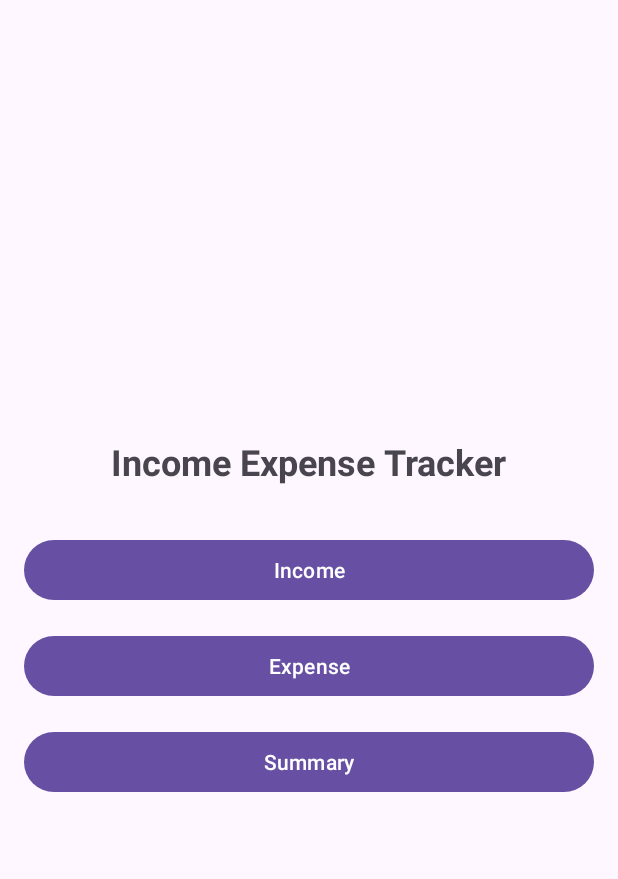
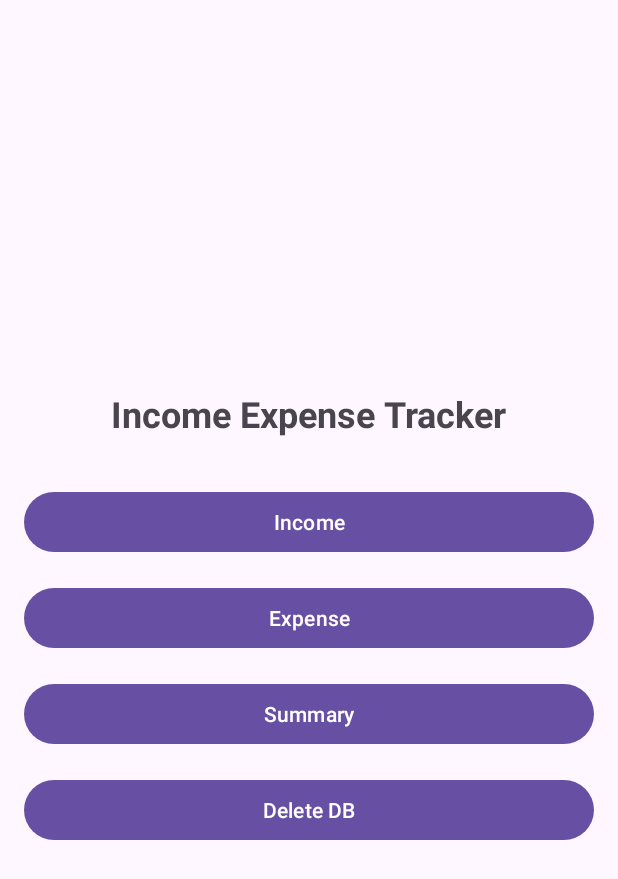
Before and after one commit to Yashwantoo7/income_expense_tracker, an Android app: the screen it shows after launch (HomeActivity), on a phone screen of 412 x 824 dp. Shown: the top 879 px of the screen. Run offline under Robolectric (Android 15) with nearby library versions, the phone set to English and light mode, and no system bars; our stand-ins replace Room's generated code.

Commit message:
Adding delete button for testing

```diff
--- a/app/src/main/java/com/example/incomeexpensetracker/App.kt
+++ b/app/src/main/java/com/example/incomeexpensetracker/App.kt
@@ -53,11 +53,10 @@ class App : Application() {
             }
         } else {
             Log.d(TAG, "Database already exists. No need to prepopulate.")
-//            deleteDatabase(this)
         }
     }
 
-    private fun deleteDatabase(context: Context) {
+    fun deleteDatabase(context: Context) {
         val dbFile = context.getDatabasePath("income_expense_tracker")
         if (dbFile.exists()) {
             val deleted = context.deleteDatabase("income_expense_tracker")
--- a/app/src/main/java/com/example/incomeexpensetracker/dao/TransactionDao.kt
+++ b/app/src/main/java/com/example/incomeexpensetracker/dao/TransactionDao.kt
@@ -22,7 +22,15 @@ interface TransactionDao {
     @Query("SELECT * FROM transactions ORDER BY date DESC")
     fun getAllTransactions(): Flow<List<TransactionEntity>>
 
+    @Query("SELECT * FROM transactions ORDER BY date DESC LIMIT 10")
+    fun getRecentTransactions(): Flow<List<TransactionEntity>>
+
     @Query("SELECT * FROM transactions WHERE category = :category ORDER BY date DESC")
     fun getTransactionsByCategory(category: String): Flow<List<TransactionEntity>>
 
+    @Query("SELECT SUM(amount) FROM transactions WHERE category = 'Income'")
+    fun getTotalIncome(): Flow<Double>
+
+    @Query("SELECT SUM(amount) FROM transactions WHERE category = 'Expense'")
+    fun getTotalExpense(): Flow<Double>
 }
--- a/app/src/main/java/com/example/incomeexpensetracker/ui/summary/adapter/RecentTransactionsAdapter.kt
+++ b/app/src/main/java/com/example/incomeexpensetracker/ui/summary/adapter/RecentTransactionsAdapter.kt
@@ -16,7 +16,7 @@ data class Transaction(
     val date: Long
 )
 
-class RecentTransactionsAdapter(private val transactions: List<Transaction>) :
+class RecentTransactionsAdapter(private val transactions: MutableList<Transaction>) :
     RecyclerView.Adapter<RecentTransactionsAdapter.TransactionViewHolder>() {
 
     override fun onCreateViewHolder(parent: ViewGroup, viewType: Int): TransactionViewHolder {
--- a/app/src/main/res/layout/activity_home.xml
+++ b/app/src/main/res/layout/activity_home.xml
@@ -36,5 +36,12 @@
         android:id="@+id/btnSummary"
         android:layout_width="match_parent"
         android:layout_height="wrap_content"
-        android:text="Summary"/>
+        android:text="Summary"
+        android:layout_marginBottom="16dp"/>
+
+    <Button
+        android:id="@+id/btnDeleteDb"
+        android:layout_width="match_parent"
+        android:layout_height="wrap_content"
+        android:text="Delete DB" />
 </LinearLayout>
--- a/app/src/main/res/layout/activity_summary.xml
+++ b/app/src/main/res/layout/activity_summary.xml
@@ -36,7 +36,7 @@
             android:id="@+id/tvBalance"
             android:layout_width="match_parent"
             android:layout_height="wrap_content"
-            android:text="Balance: $0.00"
+            android:text="Balance: Rs. 0.00"
             android:textSize="18sp"
             android:textStyle="bold"
             android:layout_marginBottom="16dp"/>
```
Also changed, not shown: app/src/main/java/com/example/incomeexpensetracker/mvvm/TransactionViewModel.kt (+10 -0 lines), app/src/main/java/com/example/incomeexpensetracker/ui/home/HomeActivity.kt (+25 -0 lines), app/src/main/java/com/example/incomeexpensetracker/ui/summary/SummaryActivity.kt (+57 -16 lines).
